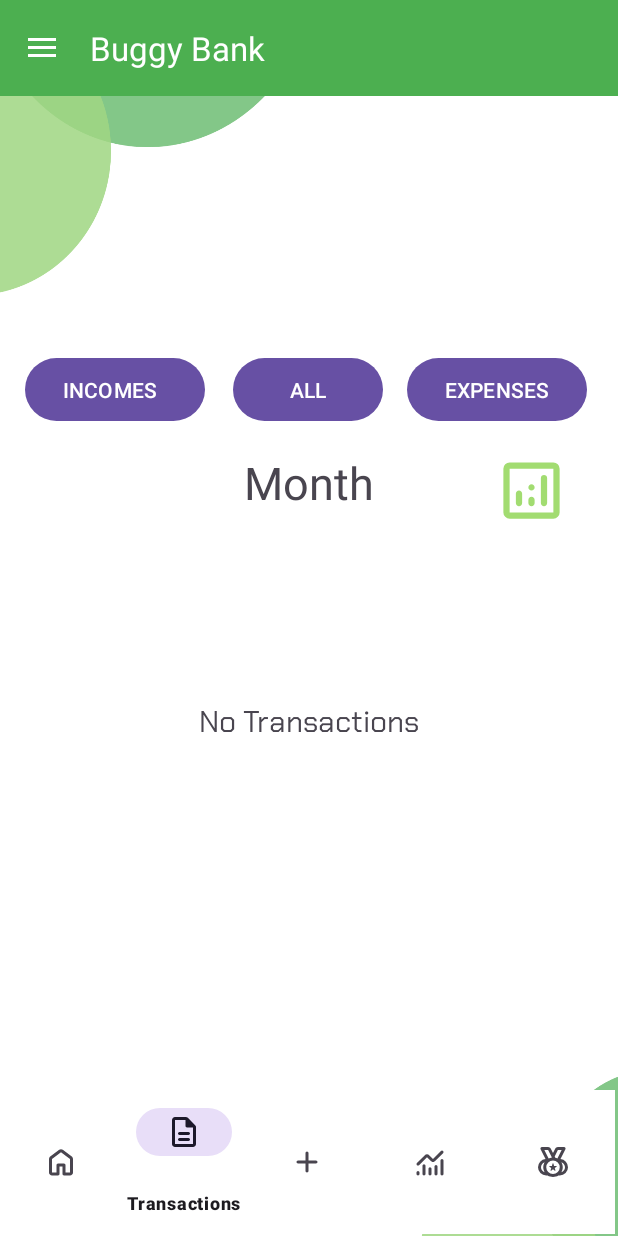
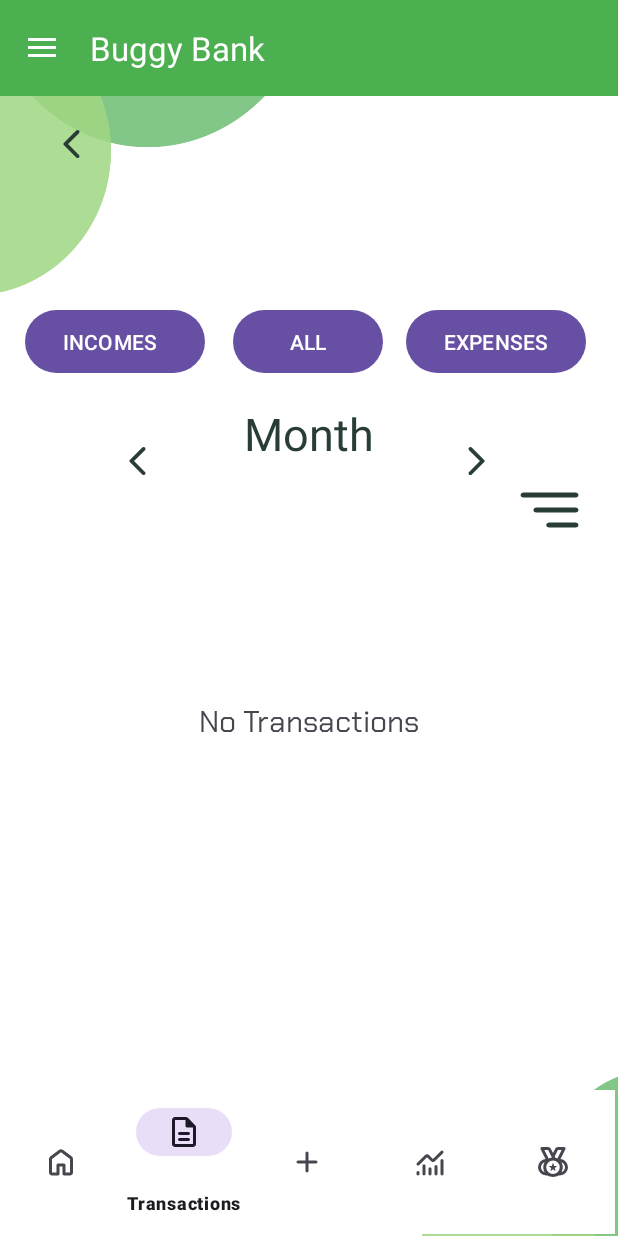
Before and after one commit to ST10085670/BuggyBank, an Android app: the MenuBar screen opened directly, with no data from a screen before it, item 2 of the bottom bar chosen, on a phone screen of 412 x 824 dp. Run offline under Robolectric (Android 15) with nearby library versions, the phone set to English and light mode, and no system bars; our stand-ins replace Firebase (no records; nobody signed in at launch, a user with empty details on screens opened directly).

Commit message:
Bunch of features relatedd to filtering and back buttons

```diff
--- a/app/src/main/java/vcmsa/projects/buggybank/MenuBar.kt
+++ b/app/src/main/java/vcmsa/projects/buggybank/MenuBar.kt
@@ -7,7 +7,9 @@ import android.net.Uri
 import android.os.Bundle
 import android.os.Environment
 import android.view.MenuItem
+import android.widget.ImageButton
 import android.widget.Toast
+import androidx.activity.OnBackPressedCallback
 import androidx.activity.enableEdgeToEdge
 import androidx.appcompat.app.ActionBarDrawerToggle
 import androidx.appcompat.app.AppCompatActivity
@@ -18,11 +20,8 @@ import androidx.core.view.ViewCompat
 import androidx.core.view.WindowInsetsCompat
 import androidx.drawerlayout.widget.DrawerLayout
 import androidx.fragment.app.Fragment
-import androidx.lifecycle.Lifecycle
 import androidx.lifecycle.lifecycleScope
 import com.google.android.material.bottomnavigation.BottomNavigationView
-import kotlinx.coroutines.CoroutineScope
-import kotlinx.coroutines.Dispatchers
 import kotlinx.coroutines.launch
 import com.google.android.material.navigation.NavigationView
 import java.io.File
@@ -66,6 +65,15 @@ class MenuBar : AppCompatActivity() {
 
         replaceFrag(FragDashboard)
 
+        val btnBack = findViewById<ImageButton>(R.id.btnBack)
+        btnBack.setOnClickListener {
+            if (supportFragmentManager.backStackEntryCount > 0) {
+                supportFragmentManager.popBackStack()
+            } else {
+                finish()
+            }
+        }
+
         sideNavView.bringToFront()
         drawerLayout.requestLayout()
 
@@ -73,6 +81,7 @@ class MenuBar : AppCompatActivity() {
         val bottomBar = findViewById<BottomNavigationView>(R.id.NavBar)
 
 
+        // navigation for bottom nav bar
         bottomBar.setOnItemSelectedListener {
             when (it.itemId) {
 
@@ -87,6 +96,8 @@ class MenuBar : AppCompatActivity() {
                 R.id.ic_trophies -> replaceFrag(FragDashboard)
             }
 
+            true
+        }
 
         //Side nav menu bar code
         navToggle = ActionBarDrawerToggle(this, drawerLayout, R.string.open, R.string.close)
@@ -103,33 +114,28 @@ class MenuBar : AppCompatActivity() {
                 R.id.is_currencyConvertor -> replaceFrag(FragCurrencyConvertor)
                 R.id.is_switchAccount -> Toast.makeText(this, "Switch account coming soon", Toast.LENGTH_LONG).show()
                 R.id.is_budgetBuddy -> Toast.makeText(this, "Budget buddy coming soon", Toast.LENGTH_LONG).show()
-                    R.id.is_logut -> replaceFrag(FragLogout)
-                }
-                drawerLayout.closeDrawer(GravityCompat.START)
-                true
-
-
-                R.id.is_logut -> Toast.makeText(this, "You will be logged out", Toast.LENGTH_LONG)
-                    .show()
+                R.id.is_logut -> Toast.makeText(this, "You will be logged out", Toast.LENGTH_LONG).show()
             }
             drawerLayout.closeDrawer(GravityCompat.START)
             true
 
         }
 
-
-    }
-    override fun onBackPressed() {
+        onBackPressedDispatcher.addCallback(this, object : OnBackPressedCallback(true) {
+            override fun handleOnBackPressed() {
                 val drawerLayout: DrawerLayout = findViewById(R.id.drawerLayout)
                 if (drawerLayout.isDrawerOpen(GravityCompat.START)) {
                     drawerLayout.closeDrawer(GravityCompat.START)
                 } else if (supportFragmentManager.backStackEntryCount > 0) {
                     supportFragmentManager.popBackStack()
                 } else {
-            super.onBackPressed()
+                    // If you want the app to exit here, call finish()
+                    finish()
                 }
             }
+        })
 
+    }
 
     override fun onOptionsItemSelected(item: MenuItem): Boolean {
         return if (navToggle.onOptionsItemSelected(item)) {
@@ -137,12 +143,17 @@ class MenuBar : AppCompatActivity() {
         } else super.onOptionsItemSelected(item)
     }
 
+    private fun replaceFrag(fragment: Fragment) {
+        val currentFragment = supportFragmentManager.findFragmentById(R.id.fragmentContainerView)
 
-    private fun replaceFrag(fragment: Fragment) {
+        //ensures that we don't load the same page multiple times and filling the backstack with the same page
+        if (currentFragment != null && currentFragment::class == fragment::class) return
+
         val transaction = supportFragmentManager.beginTransaction()
         lifecycleScope.launch {
-            transaction.replace(R.id.fragmentContainerView, fragment).addToBackStack(null)
-            transaction.commit()
+            transaction.replace(R.id.fragmentContainerView, fragment)
+                .addToBackStack(null) // Adds new  page to the back stack
+                .commit()
         }
     }
 
@@ -161,7 +172,7 @@ class MenuBar : AppCompatActivity() {
         //loop each transaction within db
         transactions.forEach {
             canvas.drawText(
-                "${it.dateOfTransaction}: ${it.description} - R${it.amount}",
+                "${it.date}: ${it.description} - R${it.amount}",
                 10f,
                 y,
                 paint
--- a/app/src/main/java/vcmsa/projects/buggybank/ReportAdapter.kt
+++ b/app/src/main/java/vcmsa/projects/buggybank/ReportAdapter.kt
@@ -22,7 +22,7 @@ class ReportAdapter(private val transactions: List<Transaction>) :
     override fun onBindViewHolder(holder: ReportViewHolder, position: Int) {
         val transaction = transactions[position]
         holder.textView.text =
-            "${transaction.dateOfTransaction} - ${transaction.description} - R${transaction.amount}"
+            "${transaction.date} - ${transaction.description} - R${transaction.amount}"
     }
 
     override fun getItemCount() = transactions.size
--- /dev/null
+++ b/app/src/main/res/drawable/back_button.xml
@@ -0,0 +1,9 @@
+<vector xmlns:android="http://schemas.android.com/apk/res/android"
+    android:width="24dp"
+    android:height="24dp"
+    android:viewportWidth="24"
+    android:viewportHeight="24">
+  <path
+      android:fillColor="#283D36"
+      android:pathData="M16.62,2.99c-0.49,-0.49 -1.28,-0.49 -1.77,0L6.54,11.3c-0.39,0.39 -0.39,1.02 0,1.41l8.31,8.31c0.49,0.49 1.28,0.49 1.77,0s0.49,-1.28 0,-1.77L9.38,12l7.25,-7.25c0.48,-0.48 0.48,-1.28 -0.01,-1.76z"/>
+</vector>
--- /dev/null
+++ b/app/src/main/res/drawable/filter_button.xml
@@ -0,0 +1,9 @@
+<vector xmlns:android="http://schemas.android.com/apk/res/android" android:autoMirrored="true" android:height="24dp" android:viewportHeight="48" android:viewportWidth="48" android:width="24dp">
+
+    <path android:fillColor="#283D36" android:pathData="m42,12a2,2 0,0 1,-2 2h-32a2,2 0,0 1,-2 -2,2 2,0 0,1 2,-2h32a2,2 0,0 1,2 2z"/>
+
+    <path android:fillColor="#283D36" android:pathData="m34,24a2,2 0,0 1,-2 2h-24a2,2 0,0 1,-2 -2,2 2,0 0,1 2,-2h24a2,2 0,0 1,2 2z"/>
+
+    <path android:fillColor="#283D36" android:pathData="m26,36a2,2 0,0 1,-2 2h-16a2,2 0,0 1,-2 -2,2 2,0 0,1 2,-2h16a2,2 0,0 1,2 2z"/>
+
+</vector>
--- /dev/null
+++ b/app/src/main/res/drawable/next_month.xml
@@ -0,0 +1,5 @@
+<vector xmlns:android="http://schemas.android.com/apk/res/android" android:autoMirrored="true" android:height="24dp" android:viewportHeight="24" android:viewportWidth="24" android:width="24dp">
+
+    <path android:fillColor="#283D36" android:pathData="M16.62,2.99c-0.49,-0.49 -1.28,-0.49 -1.77,0L6.54,11.3c-0.39,0.39 -0.39,1.02 0,1.41l8.31,8.31c0.49,0.49 1.28,0.49 1.77,0s0.49,-1.28 0,-1.77L9.38,12l7.25,-7.25c0.48,-0.48 0.48,-1.28 -0.01,-1.76z"/>
+
+</vector>
--- a/app/src/main/res/layout/activity_menubar.xml
+++ b/app/src/main/res/layout/activity_menubar.xml
@@ -48,6 +48,23 @@
         app:layout_constraintStart_toStartOf="parent"
         app:layout_constraintTop_toTopOf="parent"
         app:layout_constraintVertical_bias="1.0" />
+
+        <androidx.constraintlayout.widget.ConstraintLayout
+            android:layout_width="82dp"
+            android:layout_height="140dp"
+            android:orientation="vertical">
+
+            <ImageButton
+                android:id="@+id/btnBack"
+                android:layout_width="40dp"
+                android:layout_height="40dp"
+                android:layout_marginStart="28dp"
+                android:layout_marginTop="76dp"
+                android:background="@android:color/transparent"
+                app:layout_constraintStart_toStartOf="parent"
+                app:layout_constraintTop_toTopOf="parent"
+                app:srcCompat="@drawable/back_button" />
+        </androidx.constraintlayout.widget.ConstraintLayout>
     </androidx.coordinatorlayout.widget.CoordinatorLayout>
 
     <com.google.android.material.navigation.NavigationView
--- a/app/src/main/res/layout/fragment_transaction_records.xml
+++ b/app/src/main/res/layout/fragment_transaction_records.xml
@@ -15,27 +15,31 @@
 
         <TextView
             android:id="@+id/SortCategory"
-            android:layout_width="50dp"
-            android:layout_height="50dp"
-            android:background="@drawable/rounded_analytics_24"
+            android:layout_width="51dp"
+            android:layout_height="40dp"
+            android:background="@drawable/filter_button"
+            android:scaleX="-1"
+
             app:layout_constraintBottom_toBottomOf="parent"
             app:layout_constraintEnd_toEndOf="parent"
-            app:layout_constraintHorizontal_bias="0.909"
-            app:layout_constraintStart_toStartOf="parent"
+            app:layout_constraintHorizontal_bias="0.354"
+            app:layout_constraintStart_toEndOf="@+id/btnNextMonth"
             app:layout_constraintTop_toTopOf="parent"
-            app:layout_constraintVertical_bias="0.39" />
+            app:layout_constraintVertical_bias="0.408" />
 
         <TextView
-            android:id="@+id/textMonth"
+            android:id="@+id/txtTimePeriod"
             android:layout_width="wrap_content"
             android:layout_height="wrap_content"
+            android:clickable="true"
             android:text="Month"
+            android:textColor="#283D36"
             android:textSize="30sp"
             app:layout_constraintBottom_toBottomOf="parent"
             app:layout_constraintEnd_toEndOf="parent"
             app:layout_constraintStart_toStartOf="parent"
             app:layout_constraintTop_toTopOf="parent"
-            app:layout_constraintVertical_bias="0.385" />
+            app:layout_constraintVertical_bias="0.343" />
 
         <Button
             android:id="@+id/btnExpenses"
@@ -44,10 +48,10 @@
             android:text="EXPENSES"
             app:layout_constraintBottom_toBottomOf="parent"
             app:layout_constraintEnd_toEndOf="parent"
-            app:layout_constraintHorizontal_bias="0.93"
+            app:layout_constraintHorizontal_bias="0.926"
             app:layout_constraintStart_toStartOf="parent"
             app:layout_constraintTop_toTopOf="parent"
-            app:layout_constraintVertical_bias="0.303" />
+            app:layout_constraintVertical_bias="0.262" />
 
         <Button
             android:id="@+id/btnIncomes"
@@ -59,7 +63,7 @@
             app:layout_constraintHorizontal_bias="0.058"
             app:layout_constraintStart_toStartOf="parent"
             app:layout_constraintTop_toTopOf="parent"
-            app:layout_constraintVertical_bias="0.303" />
+            app:layout_constraintVertical_bias="0.262" />
 
         <Button
             android:id="@+id/btnAll"
@@ -71,7 +75,7 @@
             app:layout_constraintHorizontal_bias="0.498"
             app:layout_constraintStart_toStartOf="parent"
             app:layout_constraintTop_toTopOf="parent"
-            app:layout_constraintVertical_bias="0.303" />
+            app:layout_constraintVertical_bias="0.262" />
 
         <androidx.recyclerview.widget.RecyclerView
             android:id="@+id/rvTransactions"
@@ -83,9 +87,10 @@
             app:layout_constraintHorizontal_bias="0.545"
             app:layout_constraintStart_toStartOf="parent"
             app:layout_constraintTop_toTopOf="parent"
-            app:layout_constraintVertical_bias="0.808" >
+            app:layout_constraintVertical_bias="0.808">
 
-            </androidx.recyclerview.widget.RecyclerView>
+        </androidx.recyclerview.widget.RecyclerView>
+
         <TextView
             android:id="@+id/tvNoTransactions"
             android:layout_width="wrap_content"
@@ -98,6 +103,35 @@
             app:layout_constraintEnd_toEndOf="parent"
             app:layout_constraintStart_toStartOf="parent"
             app:layout_constraintTop_toTopOf="@+id/rvTransactions" />
+
+        <ImageButton
+            android:id="@+id/btnNextMonth"
+            android:layout_width="wrap_content"
+            android:layout_height="wrap_content"
+            android:layout_marginStart="12dp"
+            android:layout_marginEnd="80dp"
+            android:layout_marginBottom="72dp"
+            android:background="@android:color/transparent"
+            android:scaleX="-1"
+            android:src="@drawable/next_month"
+            app:layout_constraintBottom_toTopOf="@+id/rvTransactions"
+            app:layout_constraintEnd_toEndOf="parent"
+            app:layout_constraintHorizontal_bias="0.945"
+            app:layout_constraintStart_toEndOf="@+id/txtTimePeriod" />
+
+        <ImageButton
+            android:id="@+id/btnPreviousMonth"
+            android:layout_width="wrap_content"
+            android:layout_height="wrap_content"
+            android:layout_marginStart="80dp"
+            android:layout_marginEnd="17dp"
+            android:layout_marginBottom="72dp"
+            android:background="@android:color/transparent"
+            android:src="@drawable/next_month"
+            app:layout_constraintBottom_toTopOf="@+id/rvTransactions"
+            app:layout_constraintEnd_toStartOf="@+id/txtTimePeriod"
+            app:layout_constraintHorizontal_bias="0.0"
+            app:layout_constraintStart_toStartOf="parent" />
     </androidx.constraintlayout.widget.ConstraintLayout>
 
 </FrameLayout>
--- a/app/src/main/res/values/colors.xml
+++ b/app/src/main/res/values/colors.xml
@@ -3,6 +3,7 @@
     <color name="black">#FF000000</color>
     <color name="white">#FFFFFFFF</color>
     <color  name="green">#72BF78</color>
+    <color name="red">#F44336</color>
     <color name="light_green">#A0D683</color>
     <color name="back_green">#F0FFCE</color>
     <color name="dark_green">#283D36</color>
```
Also changed, not shown: app/src/main/java/vcmsa/projects/buggybank/CreateTransactionFragment.kt (+3 -4 lines), app/src/main/java/vcmsa/projects/buggybank/ReportFragment.kt (+2 -5 lines), app/src/main/java/vcmsa/projects/buggybank/Transaction.kt (+2 -5 lines), app/src/main/java/vcmsa/projects/buggybank/TransactionRecords.kt (+150 -2 lines), app/src/main/java/vcmsa/projects/buggybank/TransactionRecordsAdapter.kt (+11 -1 lines). Lines whose indentation alone changed are shown as unchanged.
